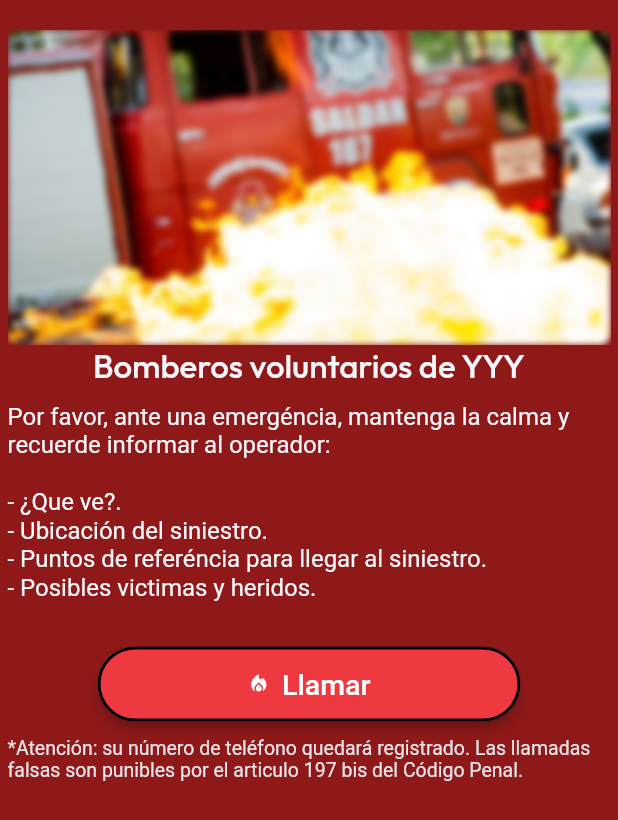
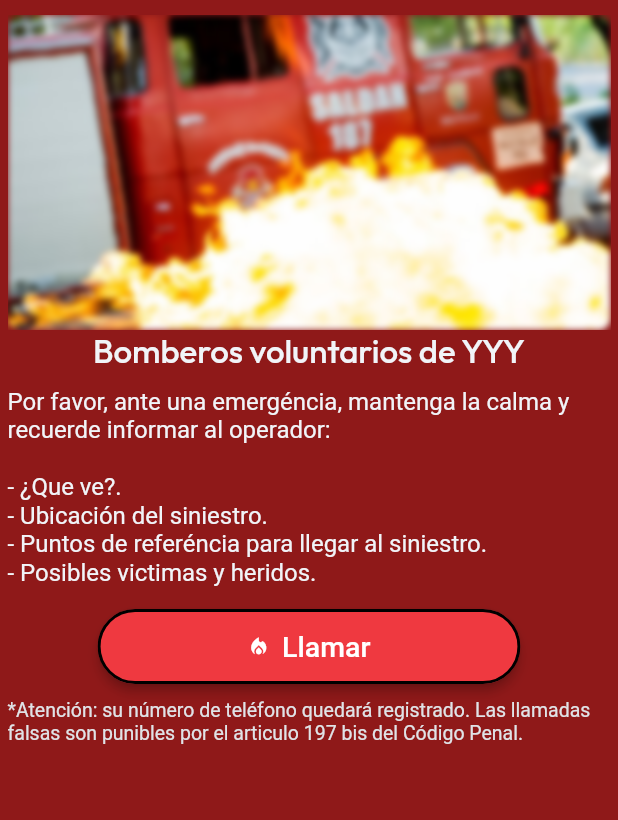
Before and after one commit to agustinediz/firedepartment, a Flutter app: the screen it shows after launch, on a phone screen of 412 x 824 dp. Shown: the top 820 px of the screen. Run offline on Flutter 3.47's test engine with Material 2 defaults, Android fonts, the phone set to English and light mode, and no system bars; drawn by our look-alikes of auto_size_text; our stand-ins replace font_awesome_flutter, from_css_color, go_router, google_fonts, page_transition, shared_preferences and 1 more; missing offline and left inert: json_path; Roboto replaces fonts that are missing (Readex Pro).

Commit message:
Updating to latest FlutterFlow output.

```diff
--- a/lib/final_copy/final_copy_widget.dart
+++ b/lib/final_copy/final_copy_widget.dart
@@ -44,7 +44,7 @@ class _FinalCopyWidgetState extends State<FinalCopyWidget> {
         body: SafeArea(
           top: true,
           child: Padding(
-            padding: EdgeInsetsDirectional.fromSTEB(5.0, 20.0, 5.0, 20.0),
+            padding: EdgeInsetsDirectional.fromSTEB(5.0, 10.0, 5.0, 10.0),
             child: Column(
               mainAxisSize: MainAxisSize.max,
               children: [
@@ -113,7 +113,7 @@ class _FinalCopyWidgetState extends State<FinalCopyWidget> {
                   alignment: AlignmentDirectional(0.0, 1.0),
                   child: Padding(
                     padding:
-                        EdgeInsetsDirectional.fromSTEB(0.0, 30.0, 0.0, 0.0),
+                        EdgeInsetsDirectional.fromSTEB(0.0, 15.0, 0.0, 0.0),
                     child: FFButtonWidget(
                       onPressed: () async {
                         await launchUrl(Uri(
```
